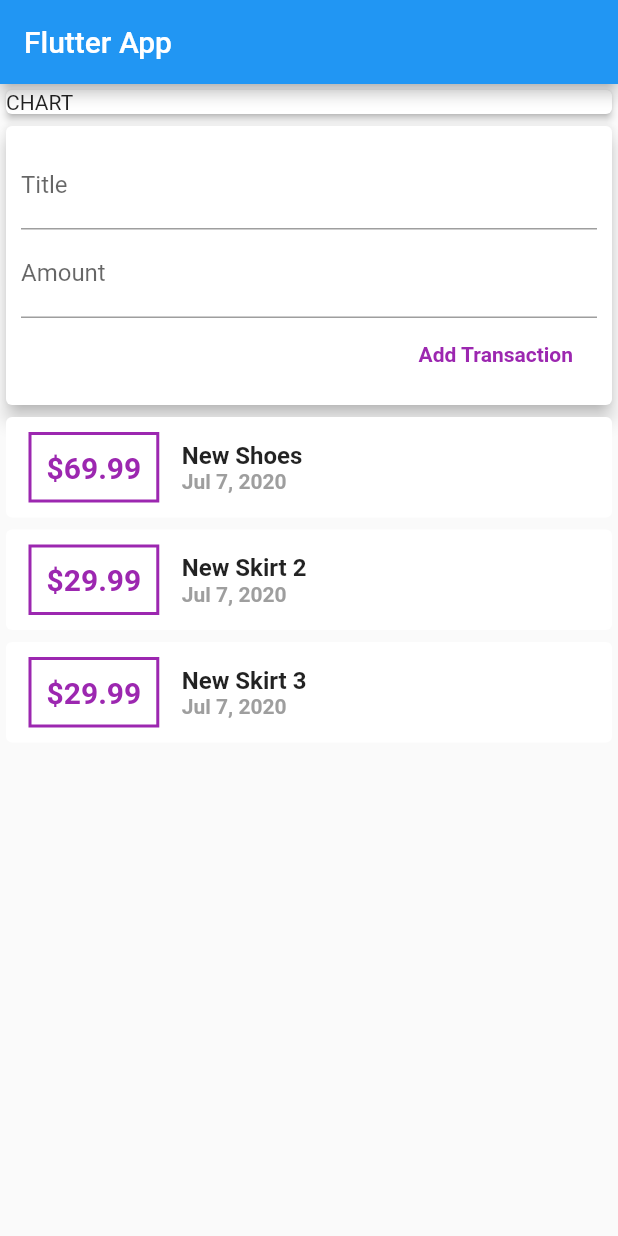
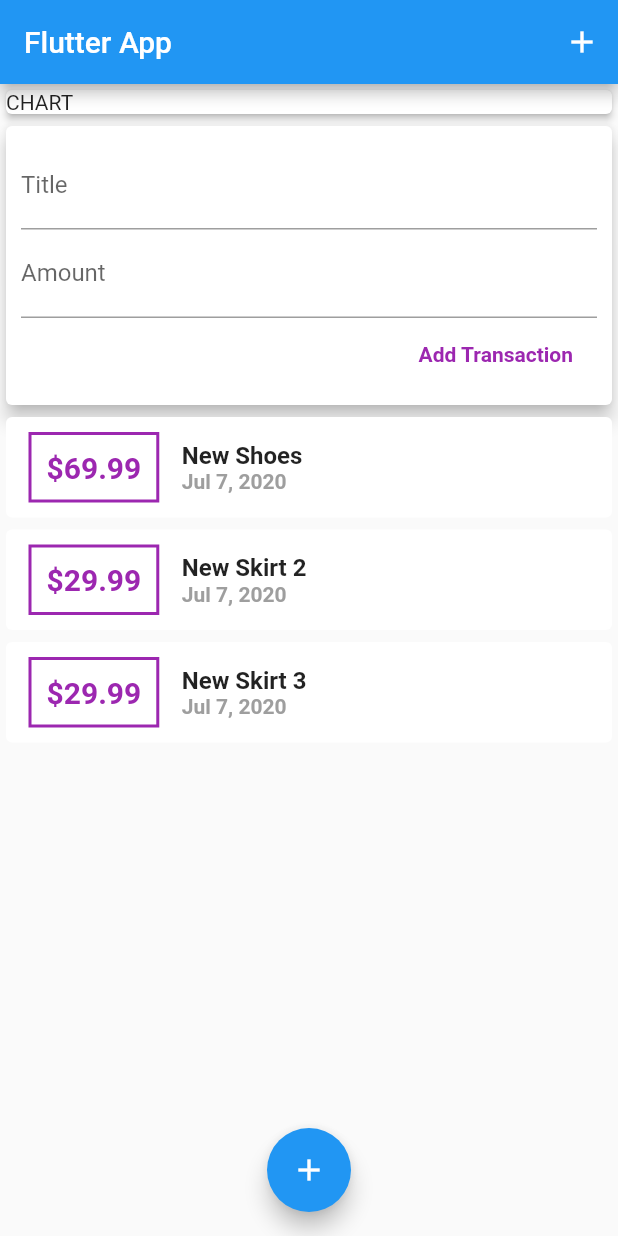
Before and after one commit to innovadeveloper/second_app_flotter, a Flutter app: the screen it shows after launch, after a tap on "Add Transaction", on a phone screen of 412 x 824 dp. Run offline on Flutter 3.47's test engine with Material 2 defaults, Android fonts, the phone set to English and light mode, and no system bars.

Commit message:
floating action button center added and iconbutton in actions from appbar

```diff
--- a/lib/main.dart
+++ b/lib/main.dart
@@ -32,6 +32,11 @@ class MyHomePage extends StatelessWidget {
     return Scaffold(
       appBar: AppBar(
         title: Text('Flutter App'),
+        actions: <Widget>[
+          IconButton(icon: Icon(Icons.add), onPressed: (){
+
+          },)
+        ],
       ),
       body: SingleChildScrollView(
         child: Column(
@@ -49,6 +54,10 @@ class MyHomePage extends StatelessWidget {
           ],
         ),
       ),
+      floatingActionButtonLocation: FloatingActionButtonLocation.centerFloat,
+      floatingActionButton: FloatingActionButton(child: Icon(Icons.add), onPressed: () {
+
+      },),
     );
   }
 }
--- a/lib/widgets/new_transaction.dart
+++ b/lib/widgets/new_transaction.dart
@@ -1,12 +1,22 @@
 import 'package:flutter/material.dart';
 
 class NewTransaction extends StatelessWidget {
-
   final titleController = TextEditingController();
   final amountController = TextEditingController();
   final Function addTx;
 
   NewTransaction(this.addTx);
+
+  void submitData() {
+    // print(titleController.text);
+    // print(amountController.text);
+    if (titleController.text.isEmpty || amountController.text.isEmpty) return;
+
+    final double amount = double.parse(amountController.text);
+    if(amount <= 0)return;
+
+    this.addTx(titleController.text, amount);
+  }
 
   @override
   Widget build(BuildContext context) {
@@ -21,10 +31,13 @@ class NewTransaction extends StatelessWidget {
             TextField(
               decoration: InputDecoration(labelText: "Title"),
               controller: titleController,
+              onSubmitted: (_) => submitData(),
             ),
             TextField(
               decoration: InputDecoration(labelText: "Amount"),
               controller: amountController,
+              keyboardType: TextInputType.numberWithOptions(decimal: true),
+              onSubmitted: (_) => submitData(),
             ),
             FlatButton(
               child: Text(
@@ -35,11 +48,7 @@ class NewTransaction extends StatelessWidget {
               ),
               textColor: Colors.purple,
               onPressed: () {
-                      // print(titleController.text);
-                      // print(amountController.text);
-                      if(titleController.text.isEmpty || amountController.text.isEmpty)
-                        return;
-                      this.addTx(titleController.text, double.parse(amountController.text));
+                submitData();
               },
             )
           ],
--- a/lib/widgets/transaction_list.dart
+++ b/lib/widgets/transaction_list.dart
@@ -10,7 +10,7 @@ class TransactionList extends StatelessWidget {
   @override
   Widget build(BuildContext context) {
     return Container(
-      height: 300,
+      height: 400,
       child: ListView.builder(
         itemBuilder: (context, index) {
           // row : 1 - 2 (elements)
@@ -31,7 +31,7 @@ class TransactionList extends StatelessWidget {
                   )),
                   padding: EdgeInsets.all(10),
                   child: Text(
-                    '\$${transactions[index].amount}',
+                    '\$${transactions[index].amount.toStringAsFixed(2)}',
                     style: TextStyle(
                         color: Colors.purple,
                         fontSize: 20,
```
Lines whose indentation alone changed are shown as unchanged.
